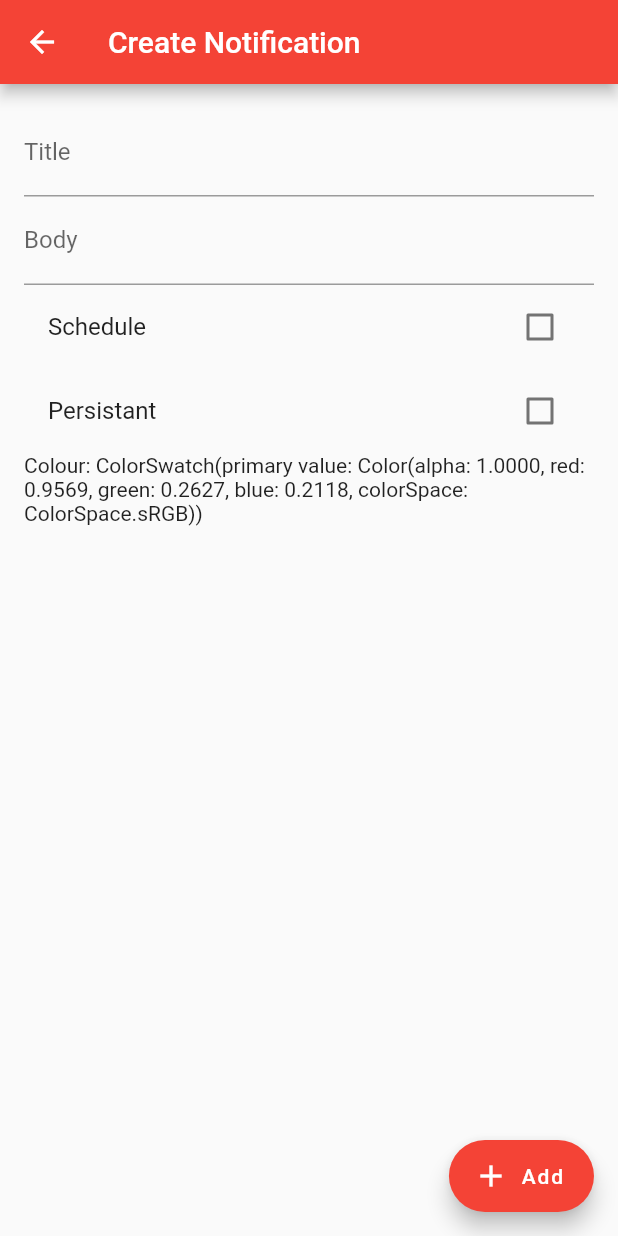
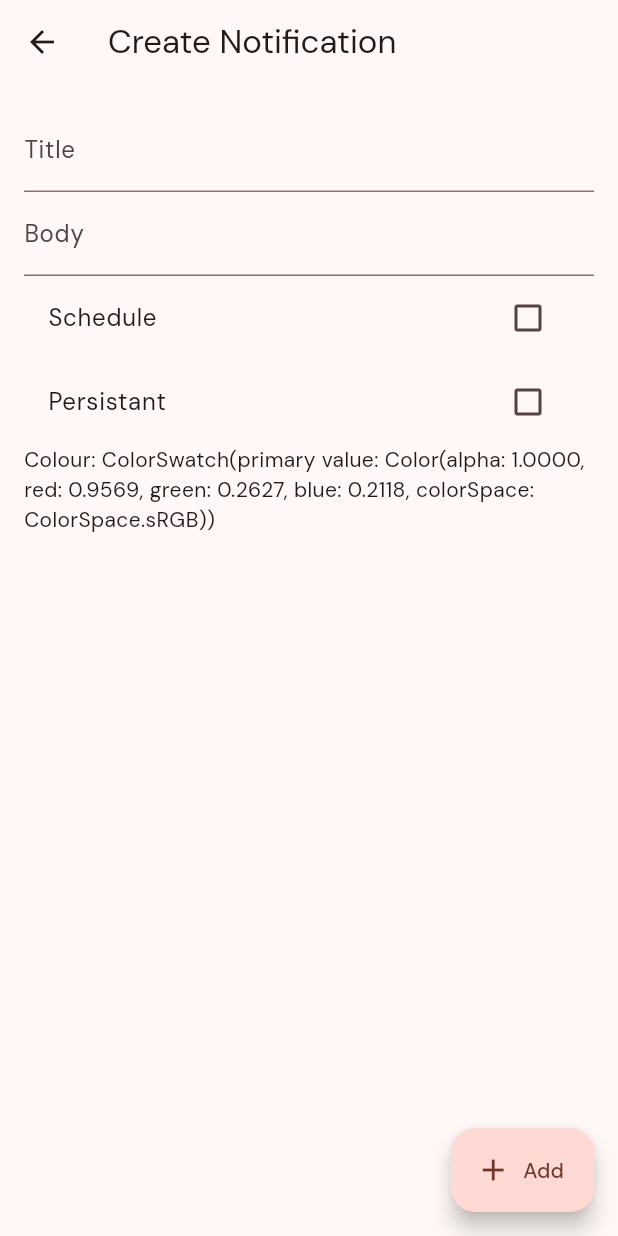
Before and after one commit to tomc128/noterly, a Flutter app: the screen it shows after launch, after a tap on the "add" icon, on a phone screen of 412 x 824 dp. Run offline on Flutter 3.47's test engine with Material 2 defaults, Android fonts, the phone set to English and light mode, and no system bars; drawn by our look-alikes of dynamic_color; our stand-ins replace flutter_local_notifications, google_fonts, timezone.

Commit message:
Add new font and prepare for material 3 with dynamic colour

```diff
--- a/noti_buddy/lib/main.dart
+++ b/noti_buddy/lib/main.dart
@@ -1,4 +1,6 @@
+import 'package:dynamic_color/dynamic_color.dart';
 import 'package:flutter/material.dart';
+import 'package:google_fonts/google_fonts.dart';
 import 'package:noti_buddy/managers/isolate_manager.dart';
 import 'package:noti_buddy/pages/main_page.dart';
 
@@ -15,12 +17,52 @@ class MyApp extends StatelessWidget {
 
   @override
   Widget build(BuildContext context) {
+    return DynamicColorBuilder(builder: (ColorScheme? lightDynamic, ColorScheme? darkDynamic) {
+      ColorScheme lightColorScheme;
+      ColorScheme darkColorScheme;
+
+      if (lightDynamic != null && darkDynamic != null) {
+        // On Android S+ devices, use the provided dynamic color scheme.
+        // (Recommended) Harmonize the dynamic color scheme' built-in semantic colors.
+        lightColorScheme = lightDynamic.harmonized();
+        // (Optional) Customize the scheme as desired. For example, one might
+        // want to use a brand color to override the dynamic [ColorScheme.secondary].
+        // lightColorScheme = lightColorScheme.copyWith(secondary: _brandBlue);
+
+        // Repeat for the dark color scheme.
+        darkColorScheme = darkDynamic.harmonized();
+      } else {
+        print('No dynamic color scheme, using fallback.');
+        // Otherwise, use fallback schemes.
+        lightColorScheme = ColorScheme.fromSeed(
+          seedColor: Colors.red,
+        );
+        darkColorScheme = ColorScheme.fromSeed(
+          seedColor: Colors.red,
+          brightness: Brightness.dark,
+        );
+      }
+
       return MaterialApp(
         title: 'Noti Buddy',
         theme: ThemeData(
-        primarySwatch: Colors.red,
+          useMaterial3: true,
+          colorScheme: lightColorScheme,
+          fontFamily: GoogleFonts.dmSans().fontFamily,
+
+          // scaffoldBackgroundColor: lightColorScheme.background,
         ),
+        darkTheme: ThemeData(
+          useMaterial3: true,
+          colorScheme: darkColorScheme,
+          fontFamily: GoogleFonts.dmSans().fontFamily,
+          // scaffoldBackgroundColor: darkColorScheme.surface.harmonizeWith(darkColorScheme.background),
+        ),
+        themeMode: ThemeMode.system,
         home: const MainPage(),
+
+        // Theme.of(context).textTheme.
       );
+    });
   }
 }
--- a/noti_buddy/pubspec.yaml
+++ b/noti_buddy/pubspec.yaml
@@ -36,6 +36,8 @@ dependencies:
   uuid: ^3.0.7
   flutter_local_notifications: ^13.0.0
   timezone: ^0.9.1
+  google_fonts: ^3.0.1
+  dynamic_color: ^1.5.4
 
   # The following adds the Cupertino Icons font to your application.
   # Use with the CupertinoIcons class for iOS style icons.
```
Also changed, not shown: noti_buddy/pubspec.lock, 5 other files. Lines whose indentation alone changed are shown as unchanged.
